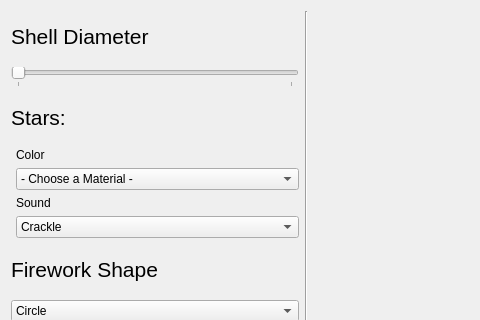
Qt form RocketWorks/FireworkSandbox.ui (rangusun/a8-edu-app-s23-team-rocket) before a commit; both pictures show x 0 to 480 and y 0 to 320 of the 825 by 608 pixel window.
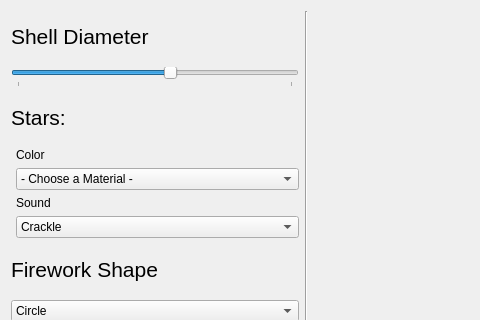
The same form after that commit. Custom widgets are drawn as their Qt base class.

Diff of the .ui file:
```diff
--- a/RocketWorks/FireworkSandbox.ui
+++ b/RocketWorks/FireworkSandbox.ui
@@ -57,6 +57,9 @@
        <property name="singleStep">
         <number>3</number>
        </property>
+       <property name="value">
+        <number>8</number>
+       </property>
        <property name="orientation">
         <enum>Qt::Horizontal</enum>
        </property>
```
